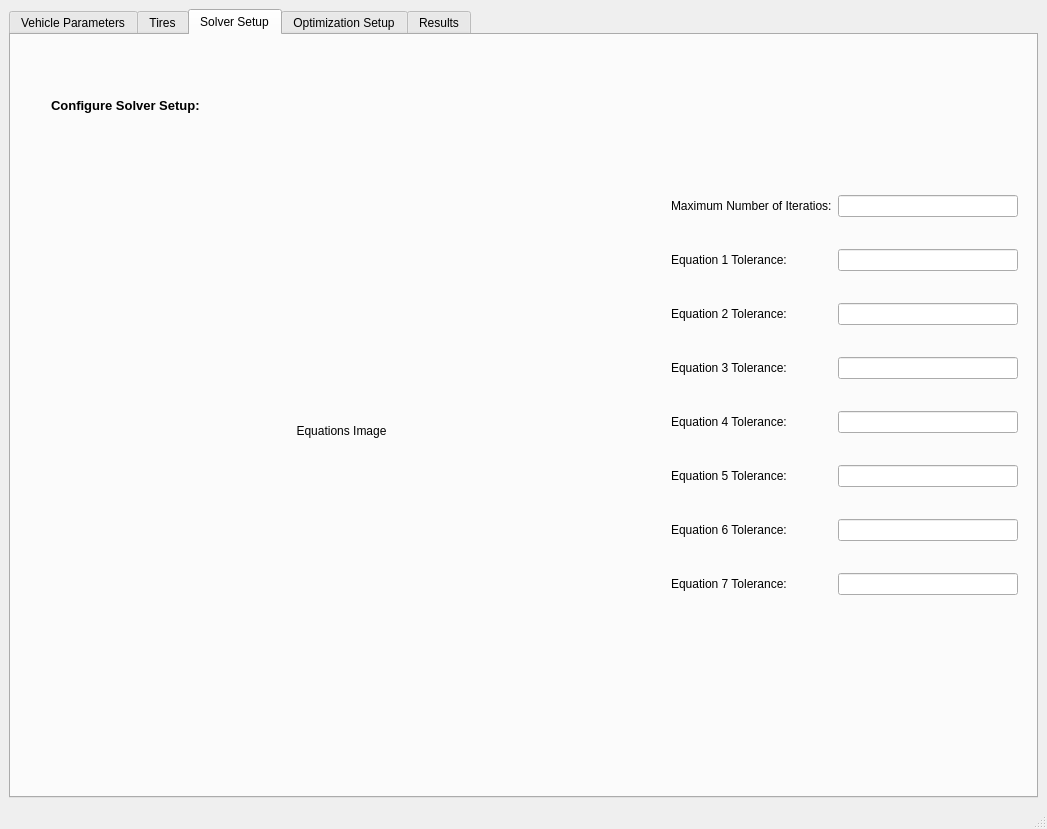
Before: the Qt Designer form src/View/mainwindow.ui in Giordan02/BicycleModelV2VS, drawn with Qt 5.
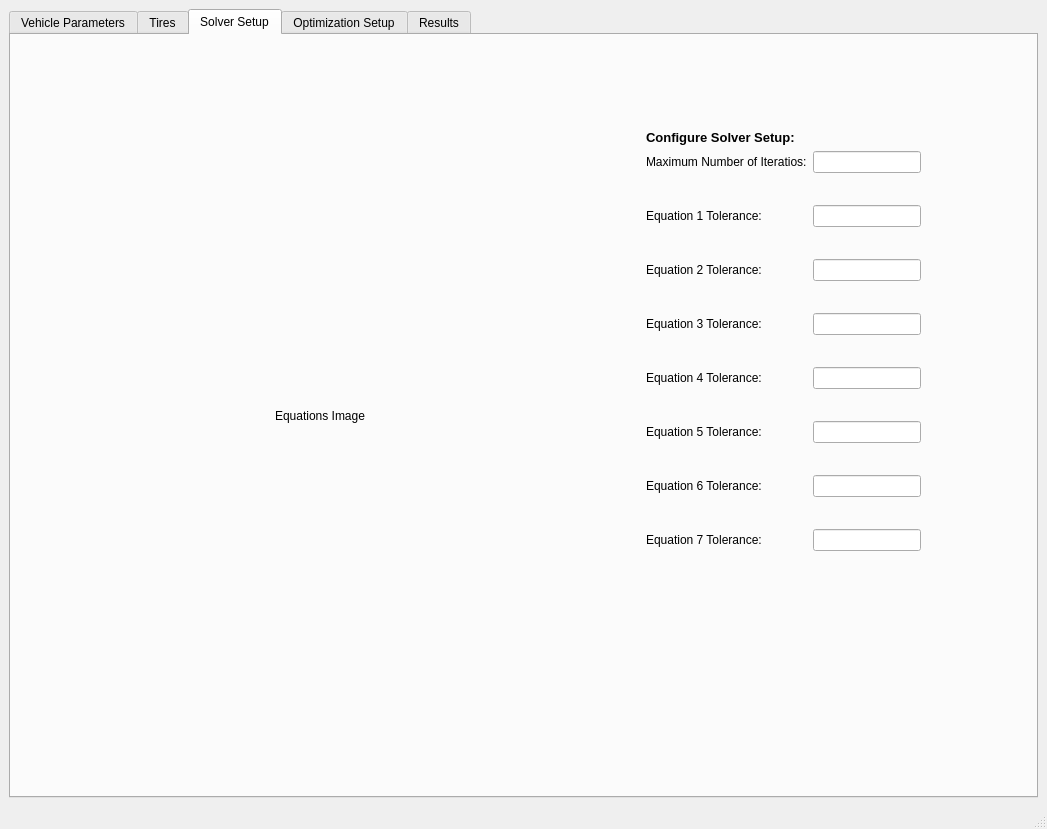
After: the same form once the commit is applied. The open tabs and pages were chosen to show the change. Custom widgets are drawn as their Qt base class.

Commit message: Window Size Fix

What changed in the file:
```diff
--- a/src/View/mainwindow.ui
+++ b/src/View/mainwindow.ui
@@ -12,14 +12,14 @@
   </property>
   <property name="minimumSize">
    <size>
-    <width>1047</width>
-    <height>829</height>
+    <width>0</width>
+    <height>0</height>
    </size>
   </property>
   <property name="maximumSize">
    <size>
-    <width>1047</width>
-    <height>829</height>
+    <width>7000</width>
+    <height>7000</height>
    </size>
   </property>
   <property name="windowTitle">
@@ -728,193 +728,286 @@
        <attribute name="title">
         <string>Solver Setup</string>
        </attribute>
-       <widget class="QWidget" name="layoutWidget">
-        <property name="geometry">
-         <rect>
-          <x>660</x>
-          <y>160</y>
-          <width>347</width>
-          <height>561</height>
-         </rect>
-        </property>
+       <layout class="QHBoxLayout" name="horizontalLayout_23">
+        <item>
+         <widget class="QLabel" name="equationsImage">
+          <property name="minimumSize">
+           <size>
+            <width>600</width>
+            <height>400</height>
+           </size>
+          </property>
+          <property name="text">
+           <string>Equations Image</string>
+          </property>
+          <property name="alignment">
+           <set>Qt::AlignmentFlag::AlignCenter</set>
+          </property>
+         </widget>
+        </item>
+        <item>
+         <spacer name="horizontalSpacer_17">
+          <property name="orientation">
+           <enum>Qt::Orientation::Horizontal</enum>
+          </property>
+          <property name="sizeType">
+           <enum>QSizePolicy::Policy::Preferred</enum>
+          </property>
+          <property name="sizeHint" stdset="0">
+           <size>
+            <width>20</width>
+            <height>10</height>
+           </size>
+          </property>
+         </spacer>
+        </item>
+        <item>
         <layout class="QFormLayout" name="formLayout_2">
          <item row="0" column="0">
+           <spacer name="verticalSpacer_6">
+            <property name="orientation">
+             <enum>Qt::Orientation::Vertical</enum>
+            </property>
+            <property name="sizeType">
+             <enum>QSizePolicy::Policy::Preferred</enum>
+            </property>
+            <property name="sizeHint" stdset="0">
+             <size>
+              <width>20</width>
+              <height>80</height>
+             </size>
+            </property>
+           </spacer>
+          </item>
+          <item row="1" column="0">
+           <widget class="QLabel" name="label_117">
+            <property name="font">
+             <font>
+              <pointsize>10</pointsize>
+              <bold>true</bold>
+             </font>
+            </property>
+            <property name="text">
+             <string>Configure Solver Setup:</string>
+            </property>
+           </widget>
+          </item>
+          <item row="2" column="0">
           <widget class="QLabel" name="label_7">
            <property name="text">
             <string>Maximum Number of Iteratios:</string>
            </property>
           </widget>
          </item>
-         <item row="0" column="1">
-          <widget class="QLineEdit" name="maxIterationInput"/>
-         </item>
-         <item row="2" column="0">
+          <item row="2" column="1">
+           <widget class="QLineEdit" name="maxIterationInput">
+            <property name="sizePolicy">
+             <sizepolicy hsizetype="Fixed" vsizetype="Fixed">
+              <horstretch>0</horstretch>
+              <verstretch>0</verstretch>
+             </sizepolicy>
+            </property>
+           </widget>
+          </item>
+          <item row="3" column="0">
+           <spacer name="verticalSpacer_3">
+            <property name="orientation">
+             <enum>Qt::Orientation::Vertical</enum>
+            </property>
+            <property name="sizeType">
+             <enum>QSizePolicy::Policy::Fixed</enum>
+            </property>
+            <property name="sizeHint" stdset="0">
+             <size>
+              <width>20</width>
+              <height>20</height>
+             </size>
+            </property>
+           </spacer>
+          </item>
+          <item row="4" column="0">
           <widget class="QLabel" name="label_52">
            <property name="text">
             <string>Equation 1 Tolerance:</string>
            </property>
           </widget>
          </item>
-         <item row="2" column="1">
-          <widget class="QLineEdit" name="Eqn1TolInput"/>
-         </item>
-         <item row="4" column="0">
-          <widget class="QLabel" name="label_53">
-           <property name="text">
-            <string>Equation 2 Tolerance:</string>
-           </property>
-          </widget>
-         </item>
          <item row="4" column="1">
-          <widget class="QLineEdit" name="Eqn2TolInput"/>
+           <widget class="QLineEdit" name="Eqn1TolInput">
+            <property name="sizePolicy">
+             <sizepolicy hsizetype="Fixed" vsizetype="Fixed">
+              <horstretch>0</horstretch>
+              <verstretch>0</verstretch>
+             </sizepolicy>
+            </property>
+           </widget>
+          </item>
+          <item row="5" column="0">
+           <spacer name="verticalSpacer_4">
+            <property name="orientation">
+             <enum>Qt::Orientation::Vertical</enum>
+            </property>
+            <property name="sizeType">
+             <enum>QSizePolicy::Policy::Fixed</enum>
+            </property>
+            <property name="sizeHint" stdset="0">
+             <size>
+              <width>20</width>
+              <height>20</height>
+             </size>
+            </property>
+           </spacer>
          </item>
          <item row="6" column="0">
-          <widget class="QLabel" name="label_55">
+           <widget class="QLabel" name="label_53">
            <property name="text">
-            <string>Equation 3 Tolerance:</string>
+             <string>Equation 2 Tolerance:</string>
            </property>
           </widget>
          </item>
          <item row="6" column="1">
-          <widget class="QLineEdit" name="Eqn3TolInput"/>
+           <widget class="QLineEdit" name="Eqn2TolInput">
+            <property name="sizePolicy">
+             <sizepolicy hsizetype="Fixed" vsizetype="Fixed">
+              <horstretch>0</horstretch>
+              <verstretch>0</verstretch>
+             </sizepolicy>
+            </property>
+           </widget>
+          </item>
+          <item row="7" column="0">
+           <spacer name="verticalSpacer_5">
+            <property name="orientation">
+             <enum>Qt::Orientation::Vertical</enum>
+            </property>
+            <property name="sizeType">
+             <enum>QSizePolicy::Policy::Fixed</enum>
+            </property>
+            <property name="sizeHint" stdset="0">
+             <size>
+              <width>20</width>
+              <height>20</height>
+             </size>
+            </property>
+           </spacer>
          </item>
          <item row="8" column="0">
-          <widget class="QLabel" name="label_56">
+           <widget class="QLabel" name="label_55">
            <property name="text">
-            <string>Equation 4 Tolerance:</string>
+             <string>Equation 3 Tolerance:</string>
            </property>
           </widget>
          </item>
          <item row="8" column="1">
-          <widget class="QLineEdit" name="Eqn4TolInput"/>
+           <widget class="QLineEdit" name="Eqn3TolInput">
+            <property name="sizePolicy">
+             <sizepolicy hsizetype="Fixed" vsizetype="Fixed">
+              <horstretch>0</horstretch>
+              <verstretch>0</verstretch>
+             </sizepolicy>
+            </property>
+           </widget>
+          </item>
+          <item row="9" column="0">
+           <spacer name="verticalSpacer_9">
+            <property name="orientation">
+             <enum>Qt::Orientation::Vertical</enum>
+            </property>
+            <property name="sizeType">
+             <enum>QSizePolicy::Policy::Fixed</enum>
+            </property>
+            <property name="sizeHint" stdset="0">
+             <size>
+              <width>20</width>
+              <height>20</height>
+             </size>
+            </property>
+           </spacer>
          </item>
          <item row="10" column="0">
-          <widget class="QLabel" name="label_57">
+           <widget class="QLabel" name="label_56">
            <property name="text">
-            <string>Equation 5 Tolerance:</string>
+             <string>Equation 4 Tolerance:</string>
            </property>
           </widget>
          </item>
          <item row="10" column="1">
-          <widget class="QLineEdit" name="Eqn5TolInput"/>
+           <widget class="QLineEdit" name="Eqn4TolInput">
+            <property name="sizePolicy">
+             <sizepolicy hsizetype="Fixed" vsizetype="Fixed">
+              <horstretch>0</horstretch>
+              <verstretch>0</verstretch>
+             </sizepolicy>
+            </property>
+           </widget>
+          </item>
+          <item row="11" column="0">
+           <spacer name="verticalSpacer_10">
+            <property name="orientation">
+             <enum>Qt::Orientation::Vertical</enum>
+            </property>
+            <property name="sizeType">
+             <enum>QSizePolicy::Policy::Fixed</enum>
+            </property>
+            <property name="sizeHint" stdset="0">
+             <size>
+              <width>20</width>
+              <height>20</height>
+             </size>
+            </property>
+           </spacer>
          </item>
          <item row="12" column="0">
-          <widget class="QLabel" name="label_54">
+           <widget class="QLabel" name="label_57">
            <property name="text">
-            <string>Equation 6 Tolerance:</string>
+             <string>Equation 5 Tolerance:</string>
            </property>
           </widget>
          </item>
          <item row="12" column="1">
-          <widget class="QLineEdit" name="Eqn6TolInput"/>
+           <widget class="QLineEdit" name="Eqn5TolInput">
+            <property name="sizePolicy">
+             <sizepolicy hsizetype="Fixed" vsizetype="Fixed">
+              <horstretch>0</horstretch>
+              <verstretch>0</verstretch>
+             </sizepolicy>
+            </property>
+           </widget>
+          </item>
+          <item row="13" column="0">
+           <spacer name="verticalSpacer_11">
+            <property name="orientation">
+             <enum>Qt::Orientation::Vertical</enum>
+            </property>
+            <property name="sizeType">
+             <enum>QSizePolicy::Policy::Fixed</enum>
+            </property>
+            <property name="sizeHint" stdset="0">
+             <size>
+              <width>20</width>
+              <height>20</height>
+             </size>
+            </property>
+           </spacer>
          </item>
          <item row="14" column="0">
-          <widget class="QLabel" name="label_58">
+           <widget class="QLabel" name="label_54">
            <property name="text">
-            <string>Equation 7 Tolerance:</string>
+             <string>Equation 6 Tolerance:</string>
            </property>
           </widget>
          </item>
          <item row="14" column="1">
-          <widget class="QLineEdit" name="Eqn7TolInput"/>
-         </item>
-         <item row="1" column="0">
-          <spacer name="verticalSpacer_3">
-           <property name="orientation">
-            <enum>Qt::Orientation::Vertical</enum>
-           </property>
-           <property name="sizeType">
-            <enum>QSizePolicy::Policy::Fixed</enum>
-           </property>
-           <property name="sizeHint" stdset="0">
-            <size>
-             <width>20</width>
-             <height>20</height>
-            </size>
-           </property>
-          </spacer>
-         </item>
-         <item row="3" column="0">
-          <spacer name="verticalSpacer_4">
-           <property name="orientation">
-            <enum>Qt::Orientation::Vertical</enum>
-           </property>
-           <property name="sizeType">
-            <enum>QSizePolicy::Policy::Fixed</enum>
-           </property>
-           <property name="sizeHint" stdset="0">
-            <size>
-             <width>20</width>
-             <height>20</height>
-            </size>
-           </property>
-          </spacer>
-         </item>
-         <item row="5" column="0">
-          <spacer name="verticalSpacer_5">
-           <property name="orientation">
-            <enum>Qt::Orientation::Vertical</enum>
-           </property>
-           <property name="sizeType">
-            <enum>QSizePolicy::Policy::Fixed</enum>
-           </property>
-           <property name="sizeHint" stdset="0">
-            <size>
-             <width>20</width>
-             <height>20</height>
-            </size>
-           </property>
-          </spacer>
-         </item>
-         <item row="7" column="0">
-          <spacer name="verticalSpacer_9">
-           <property name="orientation">
-            <enum>Qt::Orientation::Vertical</enum>
-           </property>
-           <property name="sizeType">
-            <enum>QSizePolicy::Policy::Fixed</enum>
-           </property>
-           <property name="sizeHint" stdset="0">
-            <size>
-             <width>20</width>
-             <height>20</height>
-            </size>
-           </property>
-          </spacer>
-         </item>
-         <item row="9" column="0">
-          <spacer name="verticalSpacer_10">
-           <property name="orientation">
-            <enum>Qt::Orientation::Vertical</enum>
-           </property>
-           <property name="sizeType">
-            <enum>QSizePolicy::Policy::Fixed</enum>
-           </property>
-           <property name="sizeHint" stdset="0">
-            <size>
-             <width>20</width>
-             <height>20</height>
-            </size>
-           </property>
-          </spacer>
-         </item>
-         <item row="11" column="0">
-          <spacer name="verticalSpacer_11">
-           <property name="orientation">
-            <enum>Qt::Orientation::Vertical</enum>
-           </property>
-           <property name="sizeType">
-            <enum>QSizePolicy::Policy::Fixed</enum>
-           </property>
-           <property name="sizeHint" stdset="0">
-            <size>
-             <width>20</width>
-             <height>20</height>
-            </size>
-           </property>
-          </spacer>
-         </item>
-         <item row="13" column="0">
+           <widget class="QLineEdit" name="Eqn6TolInput">
+            <property name="sizePolicy">
+             <sizepolicy hsizetype="Fixed" vsizetype="Fixed">
+              <horstretch>0</horstretch>
+              <verstretch>0</verstretch>
+             </sizepolicy>
+            </property>
+           </widget>
+          </item>
+          <item row="15" column="0">
           <spacer name="verticalSpacer_12">
            <property name="orientation">
             <enum>Qt::Orientation::Vertical</enum>
@@ -930,43 +1023,26 @@
            </property>
           </spacer>
          </item>
-        </layout>
-       </widget>
-       <widget class="QLabel" name="label_117">
-        <property name="geometry">
-         <rect>
-          <x>40</x>
-          <y>50</y>
-          <width>251</width>
-          <height>41</height>
-         </rect>
-        </property>
-        <property name="font">
-         <font>
-          <pointsize>10</pointsize>
-          <bold>true</bold>
-         </font>
-        </property>
+          <item row="16" column="0">
+           <widget class="QLabel" name="label_58">
         <property name="text">
-         <string>Configure Solver Setup:</string>
-        </property>
-       </widget>
-       <widget class="QLabel" name="equationsImage">
-        <property name="geometry">
-         <rect>
-          <x>30</x>
-          <y>160</y>
-          <width>601</width>
-          <height>471</height>
-         </rect>
-        </property>
-        <property name="text">
-         <string>Equations Image</string>
-        </property>
-        <property name="alignment">
-         <set>Qt::AlignmentFlag::AlignCenter</set>
-        </property>
-       </widget>
+             <string>Equation 7 Tolerance:</string>
+            </property>
+           </widget>
+          </item>
+          <item row="16" column="1">
+           <widget class="QLineEdit" name="Eqn7TolInput">
+            <property name="sizePolicy">
+             <sizepolicy hsizetype="Fixed" vsizetype="Fixed">
+              <horstretch>0</horstretch>
+              <verstretch>0</verstretch>
+             </sizepolicy>
+            </property>
+           </widget>
+          </item>
+         </layout>
+        </item>
+       </layout>
       </widget>
       <widget class="QWidget" name="tab_OptimizationSetup">
        <attribute name="title">
```
Left out of the diff: 597 changed lines with no effect on the pictures. Lines whose indentation alone changed are shown as unchanged. The commit also changes 3 other files.
